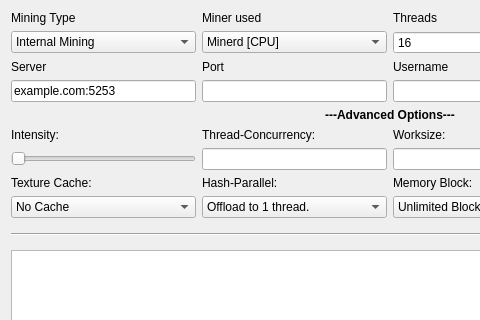
Before: the Qt Designer form src/qt/forms/miningpage.ui in plusevcoin/plusevcoin, drawn with Qt 5; both pictures show x 0 to 480 and y 0 to 320 of the 780 by 636 pixel window.
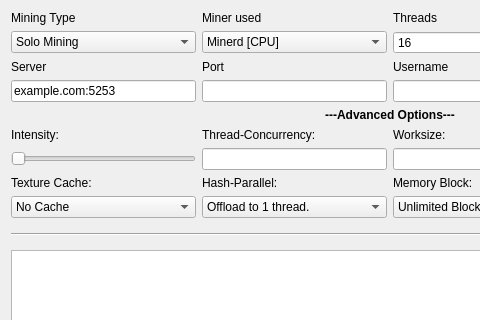
After: the same form once the commit is applied.

Commit message: Internal (crap) mining to bottom of the list

What changed in the file:
```diff
--- a/src/qt/forms/miningpage.ui
+++ b/src/qt/forms/miningpage.ui
@@ -234,11 +234,6 @@
      <property name="currentIndex">
       <number>0</number>
      </property>
-     <item>
-      <property name="text">
-       <string>Internal Mining</string>
-      </property>
-     </item>
      <item>
       <property name="text">
        <string>Solo Mining</string>
```
Left out of the diff: 15 changed lines with no effect on the pictures. The commit also changes 3 other files.
